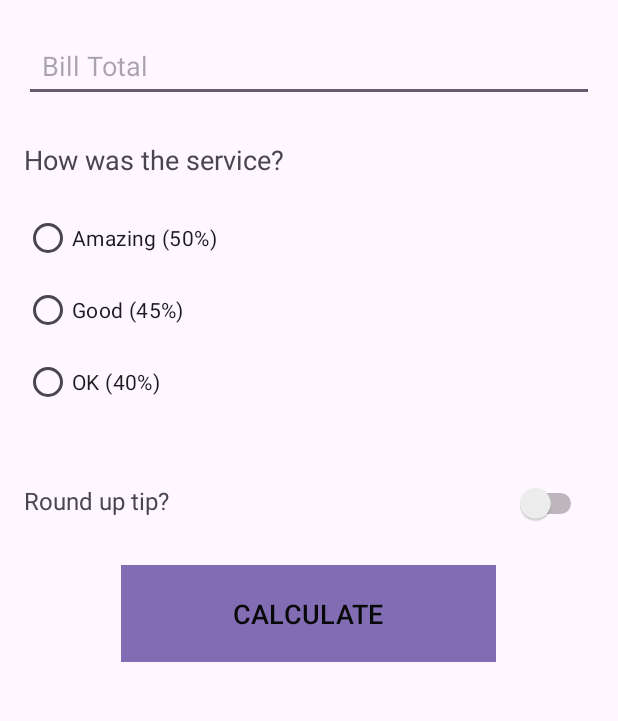
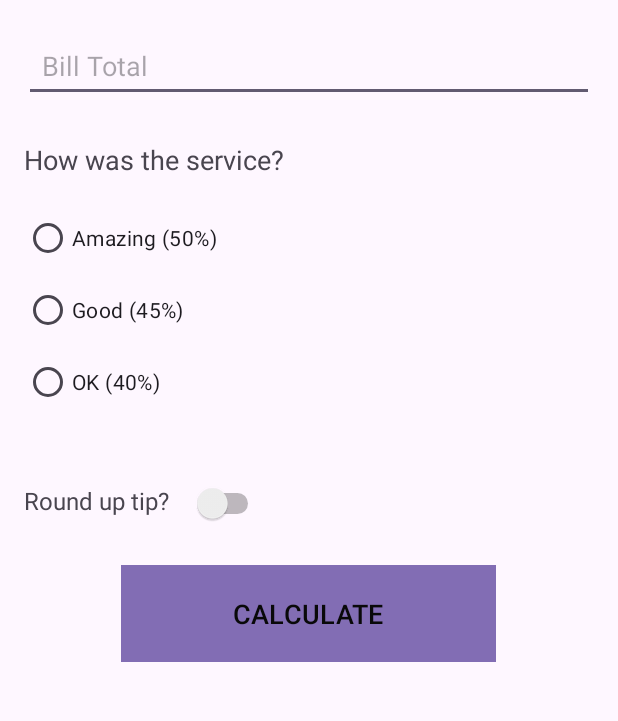
Before and after one commit to Olibirds69/cc17-3k-baladadpom-act4, an Android app: the screen it shows after launch (MainActivity), on a phone screen of 412 x 824 dp, the part 97-818 px from its top. Run offline under Robolectric (Android 15) with nearby library versions, the phone set to English and light mode, and no system bars.

Commit message:
Margin start

```diff
--- a/app/src/main/res/layout/activity_main.xml
+++ b/app/src/main/res/layout/activity_main.xml
@@ -86,7 +86,6 @@
             android:layout_width="wrap_content"
             android:layout_height="wrap_content"
             android:layout_gravity="end"
-            android:layout_marginStart="215dp"
             android:padding="15dp"
             android:minHeight="48dp"
             android:minWidth="48dp"
```
